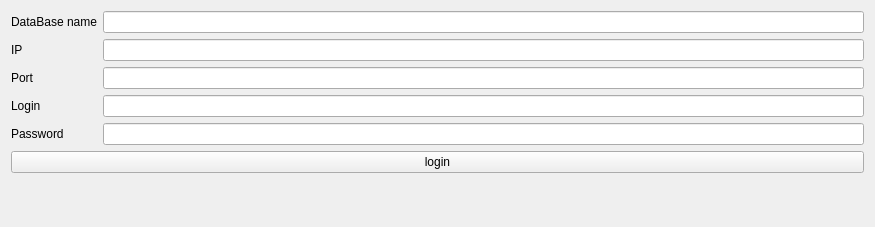
The window that lab2DB/initialization.ui (P1P0P/Database_gui) describes before a commit, drawn with Qt 5.
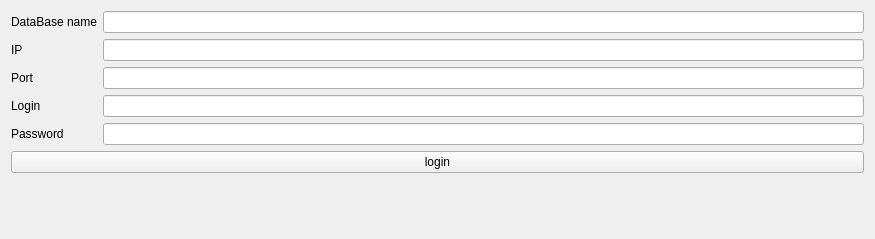
The same window after the commit.

Patch:
```diff
--- a/lab2DB/initialization.ui
+++ b/lab2DB/initialization.ui
@@ -7,7 +7,7 @@
     <x>0</x>
     <y>0</y>
     <width>875</width>
-    <height>227</height>
+    <height>239</height>
    </rect>
   </property>
   <property name="windowTitle">
@@ -20,54 +20,54 @@
       <number>0</number>
      </property>
      <item row="0" column="0">
-      <widget class="QLabel" name="name_Label">
+      <widget class="QLabel" name="db_name_Label">
        <property name="text">
         <string>DataBase name</string>
        </property>
       </widget>
      </item>
      <item row="0" column="1">
-      <widget class="QLineEdit" name="lineEdit"/>
+      <widget class="QLineEdit" name="name_Label"/>
      </item>
      <item row="1" column="0">
-      <widget class="QLabel" name="ip_Label">
+      <widget class="QLabel" name="db_ip_Label">
        <property name="text">
         <string>IP</string>
        </property>
       </widget>
      </item>
      <item row="1" column="1">
-      <widget class="QLineEdit" name="lineEdit_3"/>
+      <widget class="QLineEdit" name="ip_Label"/>
      </item>
      <item row="2" column="0">
-      <widget class="QLabel" name="port_Label">
+      <widget class="QLabel" name="db_port_Label">
        <property name="text">
         <string>Port</string>
        </property>
       </widget>
      </item>
      <item row="2" column="1">
-      <widget class="QLineEdit" name="lineEdit_2"/>
+      <widget class="QLineEdit" name="port_Label"/>
      </item>
      <item row="3" column="0">
-      <widget class="QLabel" name="login_Label">
+      <widget class="QLabel" name="db_login_Label">
        <property name="text">
         <string>Login</string>
        </property>
       </widget>
      </item>
      <item row="4" column="0">
-      <widget class="QLabel" name="password_Label">
+      <widget class="QLabel" name="db_password_Label">
        <property name="text">
         <string>Password</string>
        </property>
       </widget>
      </item>
      <item row="4" column="1">
-      <widget class="QLineEdit" name="lineEdit_5"/>
+      <widget class="QLineEdit" name="password_Label"/>
      </item>
      <item row="3" column="1">
-      <widget class="QLineEdit" name="lineEdit_4"/>
+      <widget class="QLineEdit" name="login_Label"/>
      </item>
     </layout>
    </item>
```
